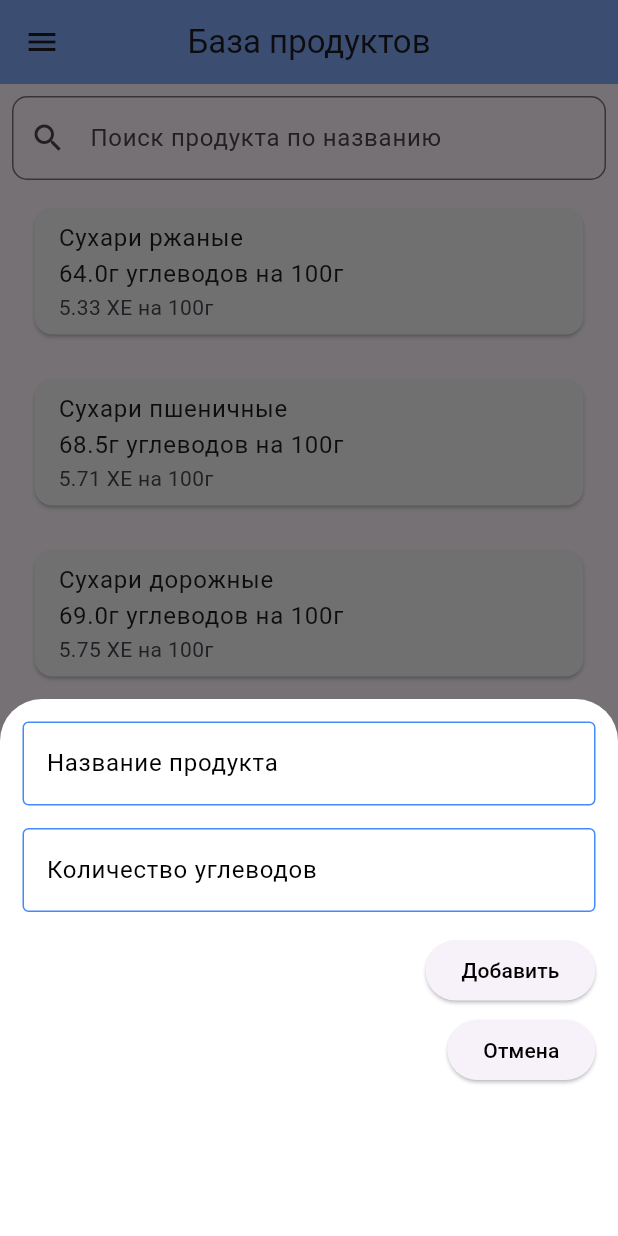
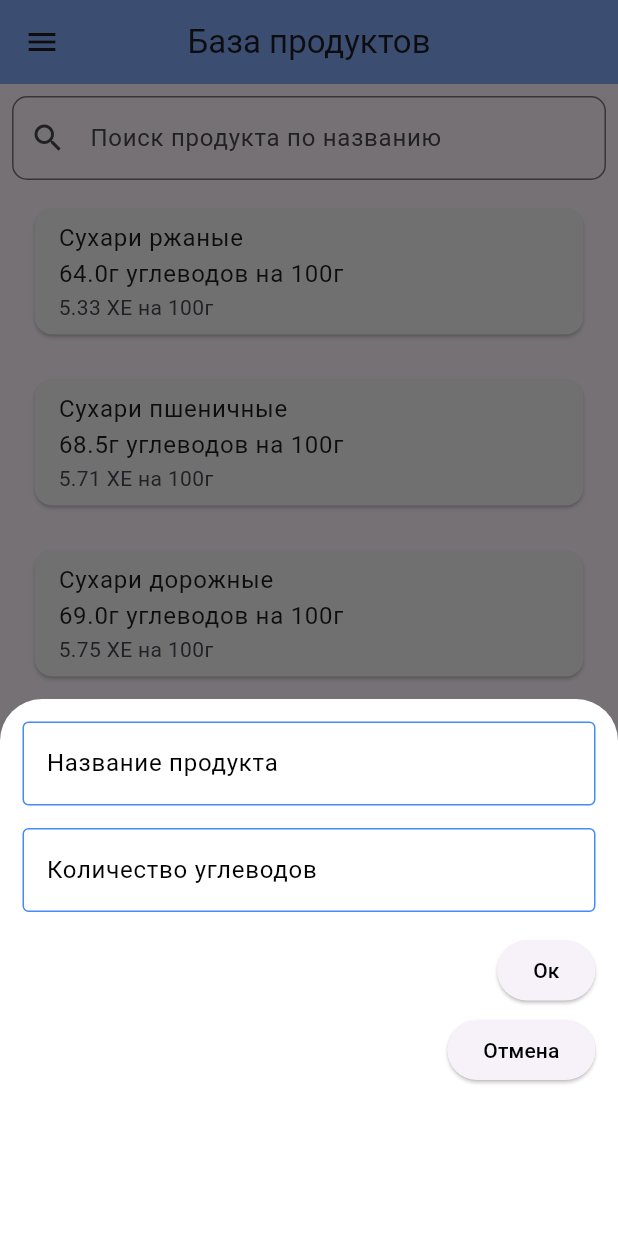
Before and after one commit to pikaparson/bread_units_beta, a Flutter app: the ProductBaseClass screen opened by its route, scrolled down 576 dp, after a tap on the "add" icon, on a phone screen of 412 x 824 dp. Run offline on Flutter 3.47's test engine with Material 3 defaults, Android fonts, the phone set to English and light mode, and no system bars; our stand-ins replace flutter_calendar_carousel, searchfield, sqflite; missing offline and left inert: dart:ffi; accounts and stored records are empty.

Commit message:
bugfix: При редактировании блюда нельзя было не менять название (не проходила валидация) (#15)
* fix

* Изменил "Добавить" (продукт) на "Ок"

```diff
--- a/lib/MainPages/dish_base_page.dart
+++ b/lib/MainPages/dish_base_page.dart
@@ -238,6 +238,9 @@ class _DishBaseClassState extends State<DishBaseClass> {
       final existingJournal = _journals.firstWhere((element) => element['id'] == id);
       _nameController.text = existingJournal['name'];
     }
+
+    String oldName = _nameController.text;
+
     showModalBottomSheet(
         isScrollControlled: true,
         context: context,
@@ -277,7 +280,7 @@ class _DishBaseClassState extends State<DishBaseClass> {
                         if (value != null && value.contains('\$')) {
                           return 'Название блюда содержит запрещенный знак \$';
                         }
-                        if (_hasName(value!)) {
+                        if (_hasName(value!) && value != oldName) {
                           return 'Блюдо с таким именем уже существует';
                         }
                       },
--- a/lib/MainPages/product_base_page.dart
+++ b/lib/MainPages/product_base_page.dart
@@ -350,7 +350,7 @@ class _ProductBaseClassState extends State<ProductBaseClass> {
                   }
                 },
                 child: Text(
-                    'Добавить', style: TextStyle(color: Colors.black)),
+                    'Ок', style: TextStyle(color: Colors.black)),
               ),
               const SizedBox(
                 height: 5,
```
